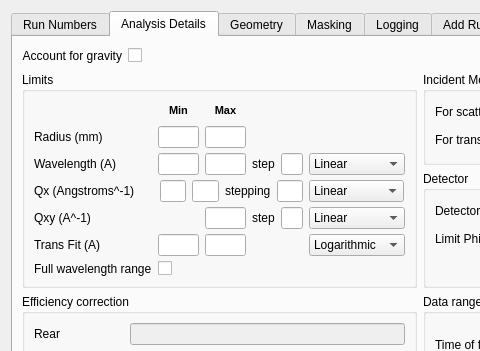
The window that Code/Mantid/MantidQt/CustomInterfaces/inc/MantidQtCustomInterfaces/SANSRunWindow.ui (mantidproject/mantid) describes before a commit, drawn with Qt 5; both pictures show x 0 to 480 and y 0 to 351 of the 713 by 482 pixel window.
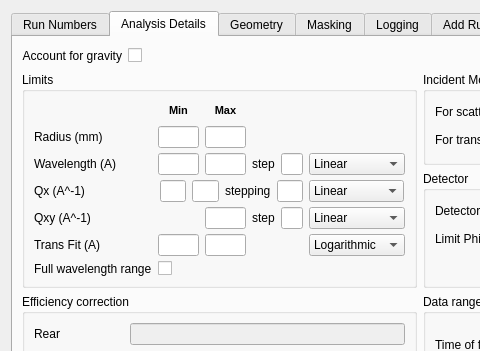
The same window after the commit. The open tabs and pages were chosen to show the change. Custom widgets are drawn as their Qt base class.

Commit message: ISIS SANS plot ranges neaten up the plotting re #2212

```diff
--- a/Code/Mantid/MantidQt/CustomInterfaces/inc/MantidQtCustomInterfaces/SANSRunWindow.ui
+++ b/Code/Mantid/MantidQt/CustomInterfaces/inc/MantidQtCustomInterfaces/SANSRunWindow.ui
@@ -1494,7 +1494,7 @@
                    </size>
                   </property>
                   <property name="text" >
-                   <string>Qx (Angstroms^-1)</string>
+                   <string>Qx (A^-1)</string>
                   </property>
                  </widget>
                 </item>
```
Left out of the diff: 2 changed lines with no effect on the pictures. The commit also changes 2 other files.
